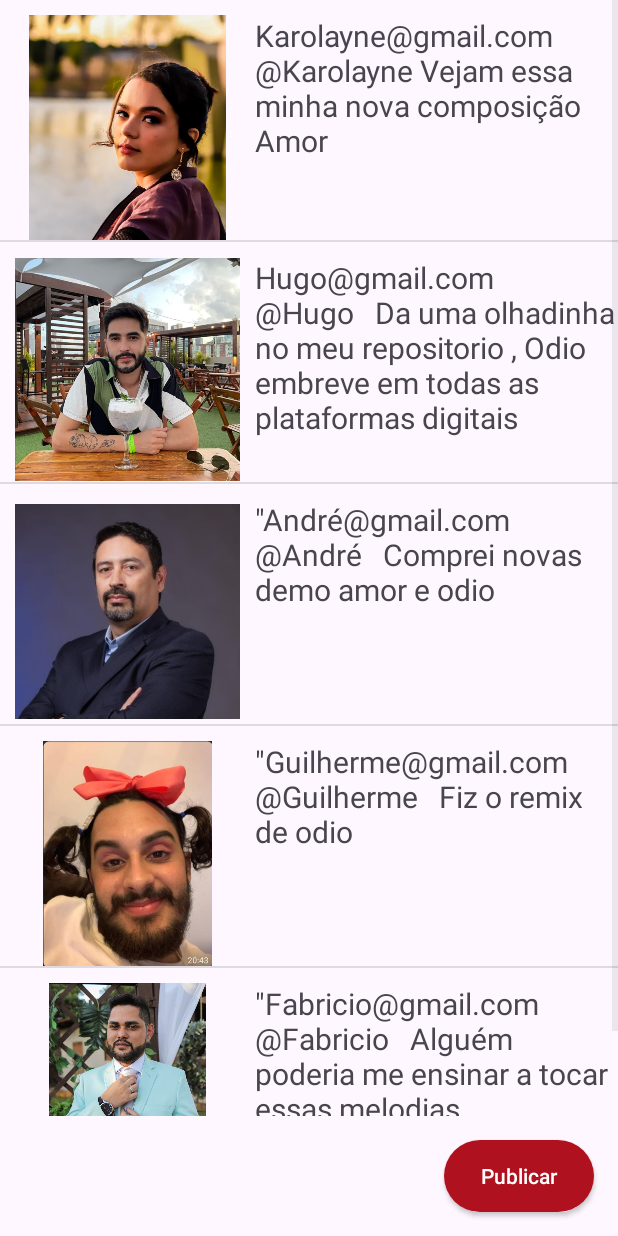
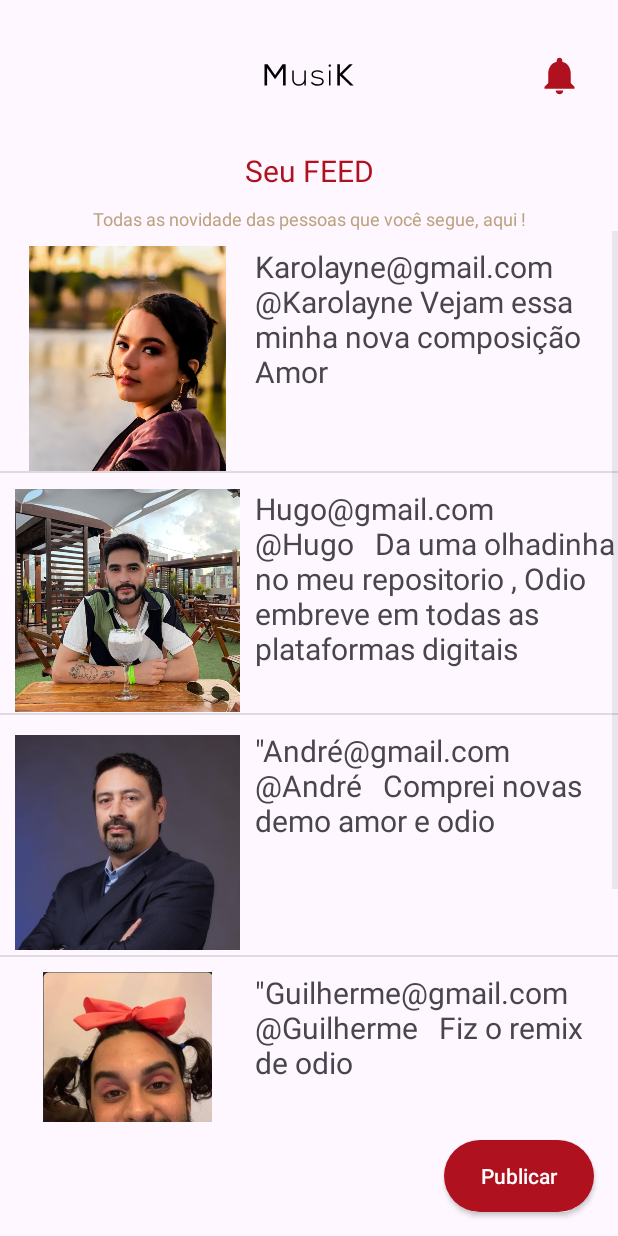
Before and after one commit to SantosKarolayne/APP_Musik, an Android app: the Feed screen opened directly, with no data from a screen before it, on a phone screen of 412 x 824 dp. Run offline under Robolectric (Android 15) with nearby library versions, the phone set to English and light mode, and no system bars.

Commit message:
atualização da tela de feed

```diff
--- /dev/null
+++ b/app/src/main/res/drawable/notifica.xml
@@ -0,0 +1,5 @@
+<vector android:height="30dp" android:tint="#AF111E"
+    android:viewportHeight="24" android:viewportWidth="24"
+    android:width="30dp" xmlns:android="http://schemas.android.com/apk/res/android">
+    <path android:fillColor="@android:color/white" android:pathData="M12,22c1.1,0 2,-0.9 2,-2h-4c0,1.1 0.89,2 2,2zM18,16v-5c0,-3.07 -1.64,-5.64 -4.5,-6.32L13.5,4c0,-0.83 -0.67,-1.5 -1.5,-1.5s-1.5,0.67 -1.5,1.5v0.68C7.63,5.36 6,7.92 6,11v5l-2,2v1h16v-1l-2,-2z"/>
+</vector>
--- a/app/src/main/res/layout/activity_feed.xml
+++ b/app/src/main/res/layout/activity_feed.xml
@@ -7,15 +7,49 @@
     android:layout_height="match_parent"
     tools:context=".Feed">
 
+    <ImageView
+        android:id="@+id/imageView2"
+        android:layout_width="wrap_content"
+        android:layout_height="100dp"
+        app:layout_constraintEnd_toEndOf="parent"
+        app:layout_constraintStart_toStartOf="parent"
+        app:layout_constraintTop_toTopOf="parent"
+        app:srcCompat="@drawable/musik" />
+
+    <TextView
+        android:id="@+id/txtfeed"
+        android:layout_width="match_parent"
+        android:layout_height="wrap_content"
+        android:gravity="center"
+        android:text="Seu FEED"
+        android:textColor="@color/Primary"
+        android:textSize="20dp"
+        app:layout_constraintEnd_toEndOf="parent"
+        app:layout_constraintTop_toBottomOf="@+id/imageView2" />
+
+    <TextView
+        android:id="@+id/txtbaixo"
+        android:layout_width="match_parent"
+        android:layout_height="wrap_content"
+        android:gravity="center"
+        android:text="Todas as novidade das pessoas que você segue, aqui !"
+        android:textColor="@color/Escuro"
+        android:textSize="12dp"
+        android:layout_marginVertical="10dp"
+        app:layout_constraintEnd_toEndOf="parent"
+        app:layout_constraintStart_toStartOf="parent"
+        app:layout_constraintTop_toBottomOf="@+id/txtfeed" />
+
     <ListView
         android:id="@+id/listViewRepositorio"
         android:layout_width="wrap_content"
         android:layout_height="0dp"
-        android:layout_marginBottom="16dp"
+        android:layout_marginBottom="12dp"
         app:layout_constraintBottom_toTopOf="@+id/btnPost"
         app:layout_constraintEnd_toEndOf="parent"
+        app:layout_constraintHorizontal_bias="0.0"
         app:layout_constraintStart_toStartOf="parent"
-        app:layout_constraintTop_toTopOf="parent" />
+        app:layout_constraintTop_toBottomOf="@+id/txtbaixo" />
 
     <androidx.appcompat.widget.AppCompatButton
         android:id="@+id/btnPost"
@@ -30,4 +64,14 @@
         app:layout_constraintBottom_toBottomOf="parent"
         app:layout_constraintEnd_toEndOf="parent" />
 
+    <ImageView
+        android:id="@+id/Button_notifica"
+        android:layout_width="wrap_content"
+        android:layout_height="wrap_content"
+        android:layout_marginEnd="24dp"
+        app:layout_constraintBottom_toBottomOf="@+id/imageView2"
+        app:layout_constraintEnd_toEndOf="parent"
+        app:layout_constraintTop_toTopOf="@+id/imageView2"
+        app:srcCompat="@drawable/notifica" />
+
 </androidx.constraintlayout.widget.ConstraintLayout>
```
